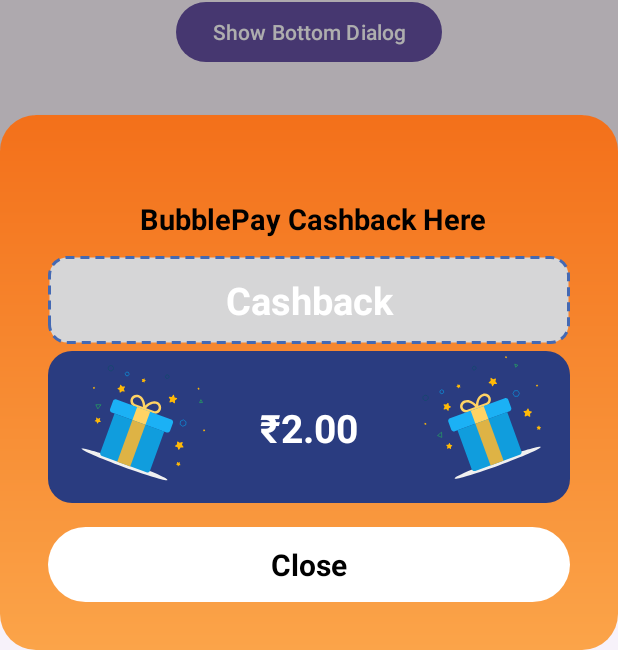
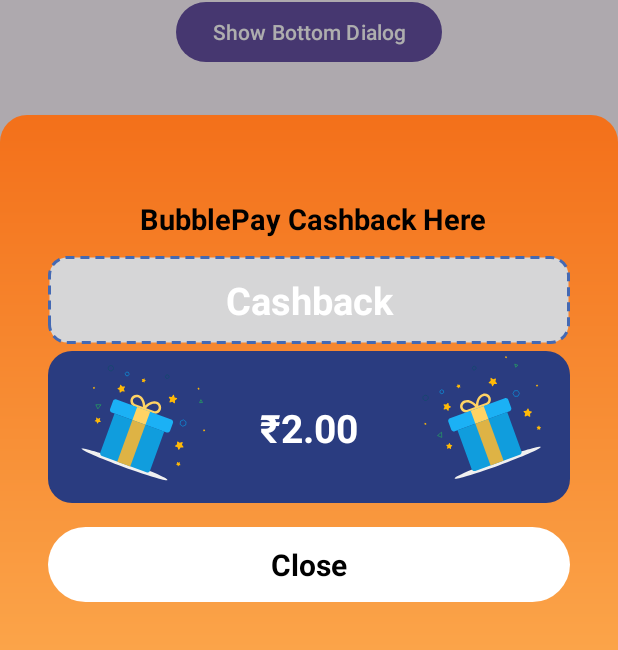
Before and after one commit to Adarst356/Bottomsheet, an Android app: the screen it shows after launch (MainActivity), after a tap on "Show Bottom Dialog", on a phone screen of 412 x 824 dp. Shown: the part 586-1236 px from the top of the screen. Run offline under Robolectric (Android 15) with nearby library versions, the phone set to English and light mode, and no system bars.

Commit message:
Update bg_white_rounded_top.xml

```diff
--- a/app/src/main/res/drawable/bg_white_rounded_top.xml
+++ b/app/src/main/res/drawable/bg_white_rounded_top.xml
@@ -1,7 +1,11 @@
 <shape xmlns:android="http://schemas.android.com/apk/res/android"
     android:shape="rectangle">
 
-    <corners android:radius="24dp" />
+    <corners
+        android:topLeftRadius="18dp"
+        android:topRightRadius="18dp"
+        android:bottomLeftRadius="0dp"
+        android:bottomRightRadius="0dp" />
 
     <gradient
         android:startColor="#FBA449"
```
